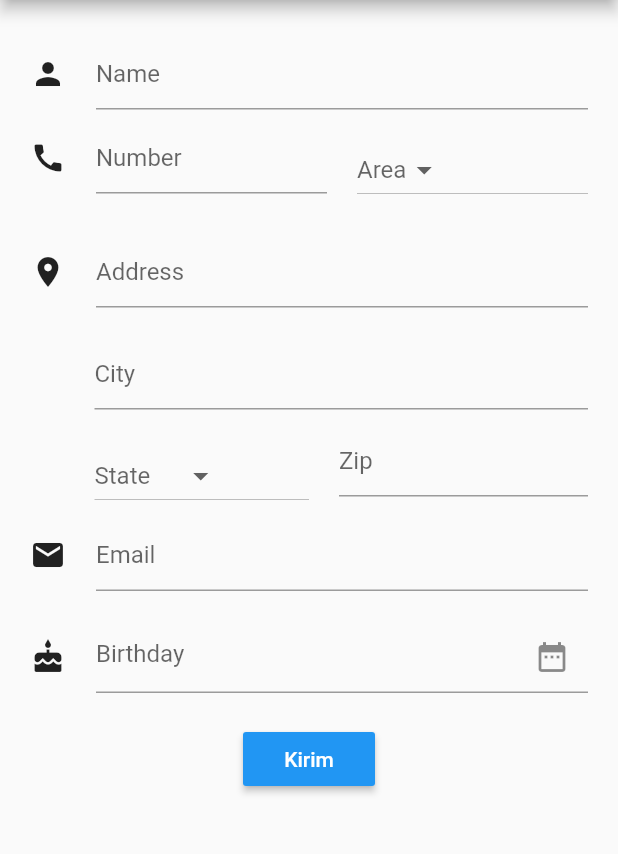
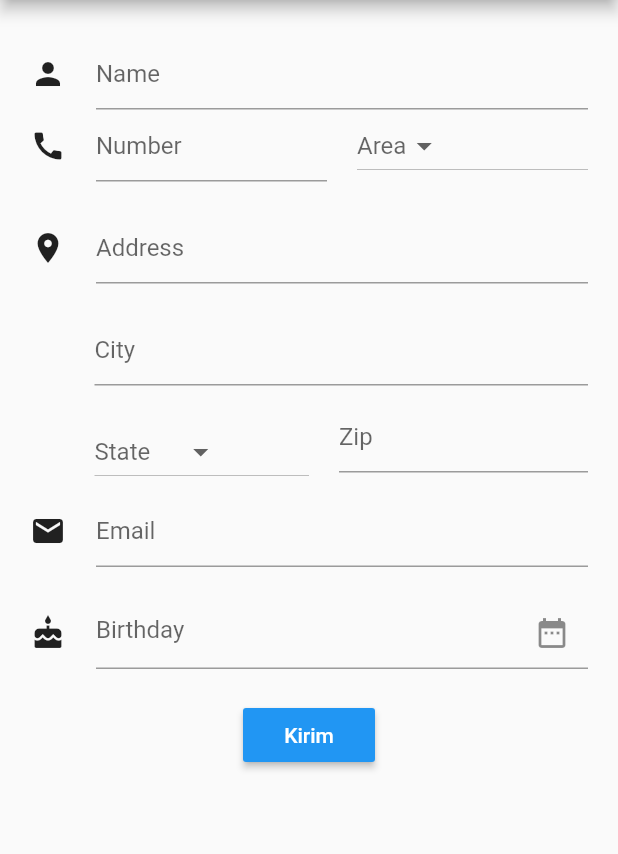
Before and after one commit to ArrizalBintangR/tugas-form-flutter, a Flutter app: the screen it shows after launch, on a phone screen of 412 x 824 dp, the part 84-938 px from its top. Run offline on Flutter 3.47's test engine with Material 2 defaults, Android fonts, the phone set to English and light mode, and no system bars.

Commit message:
merubah seksi area menjadi agak naik

```diff
--- a/lib/main.dart
+++ b/lib/main.dart
@@ -16,7 +16,7 @@ class MyApp extends StatefulWidget {
 class _MyAppState extends State<MyApp> {
   final _formKey = GlobalKey<FormState>();
   RegExp numvalid = RegExp(r'^[+]*[(]{0,1}[0-9]{1,4}[)]{0,1}[-\s\./0-9]*$');
-  RegExp mailvalid = RegExp(r'^(([^<>()[\]\\.,;:\s@\"]+(\.[^<>()[\]\\.,;:\s@\"]+)*)|(\".+\"))@((\[[0-9]{1,3}\.[0-9]{1,3}\.[0-9]{1,3}\.[0-9]{1,3}\])|(([a-zA-Z\-0-9]+\.)+[a-zA-Z]{2,}))$');
+  RegExp mailvalid = RegExp(r'^(([^<>()[\]\\.,;:\s@\"]+(\.[^<>()11[\]\\.,;:\s@\"]+)*)|(\".+\"))@((\[[0-9]{1,3}\.[0-9]{1,3}\.[0-9]{1,3}\.[0-9]{1,3}\])|(([a-zA-Z\-0-9]+\.)+[a-zA-Z]{2,}))$');
 
   TextEditingController name = TextEditingController();
 
@@ -97,7 +97,7 @@ class _MyAppState extends State<MyApp> {
                     Expanded(
                       child: Container(
                         width: 50,
-                        margin: EdgeInsets.only(left: 20, top: 16),
+                        margin: EdgeInsets.only(left: 20),
                         child: DropdownButton(
                           hint: Text("Area"),
                             value: area,
```
